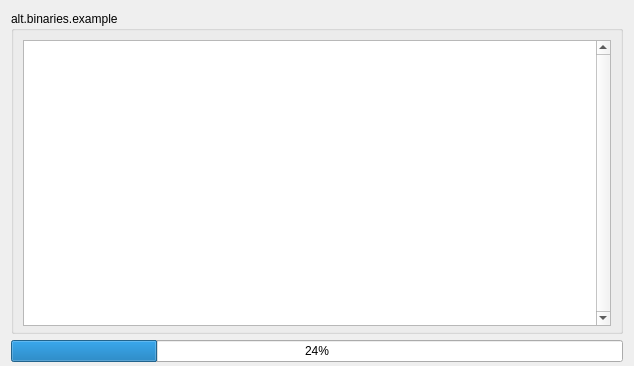
First picture: the form in app/gui/newsgroup.ui, repository ensisoft/newsflash-plus, before the edit.
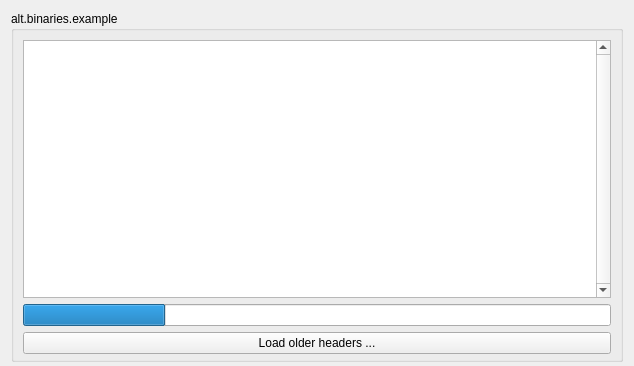
Second picture: the form after the edit. Icons and pictures are not drawn.

Commit message: First header data on the UI. Some bug remains and blows up on some gruops.

```diff
--- a/app/gui/newsgroup.ui
+++ b/app/gui/newsgroup.ui
@@ -33,6 +33,13 @@
       <property name="bottomMargin">
        <number>5</number>
       </property>
+      <item row="2" column="0">
+       <widget class="QPushButton" name="btnLoadMore">
+        <property name="text">
+         <string>Load older headers ...</string>
+        </property>
+       </widget>
+      </item>
       <item row="0" column="0">
        <widget class="QTableView" name="tableView">
         <property name="contextMenuPolicy">
@@ -82,14 +89,20 @@
         </attribute>
        </widget>
       </item>
-     </layout>
-    </widget>
-   </item>
    <item row="1" column="0">
     <widget class="QProgressBar" name="progressBar">
+        <property name="maximum">
+         <number>99</number>
+        </property>
      <property name="value">
       <number>24</number>
      </property>
+        <property name="textVisible">
+         <bool>false</bool>
+        </property>
+       </widget>
+      </item>
+     </layout>
     </widget>
    </item>
   </layout>
@@ -114,6 +127,15 @@
     <string>Filter</string>
    </property>
   </action>
+  <action name="actionStop">
+   <property name="icon">
+    <iconset resource="resource.qrc">
+     <normaloff>:/resource/16x16_ico_png/ico_stop.png</normaloff>:/resource/16x16_ico_png/ico_stop.png</iconset>
+   </property>
+   <property name="text">
+    <string>Stop</string>
+   </property>
+  </action>
  </widget>
  <tabstops>
   <tabstop>tableView</tabstop>
```
Lines whose indentation alone changed are shown as unchanged. The commit also changes 23 other files.
